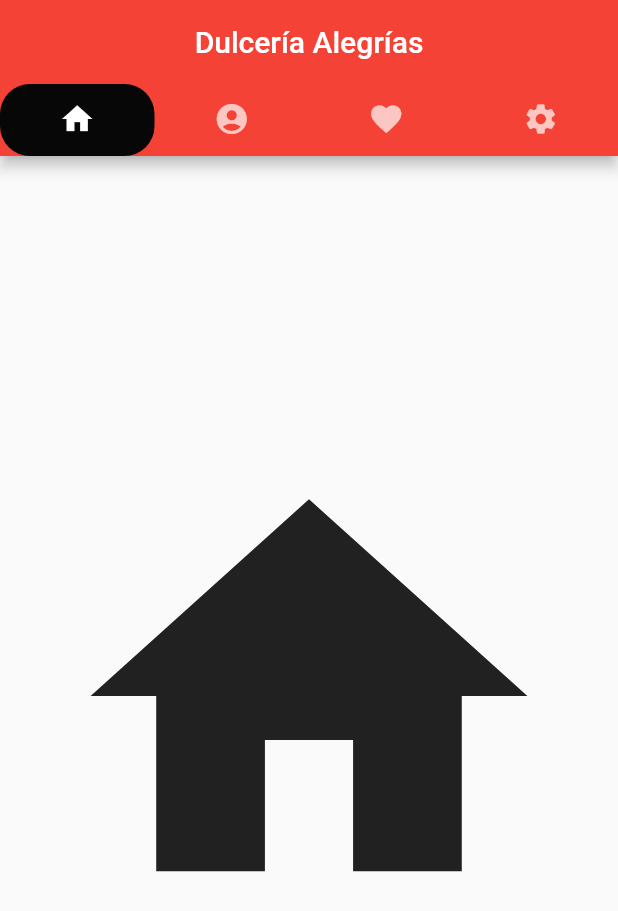
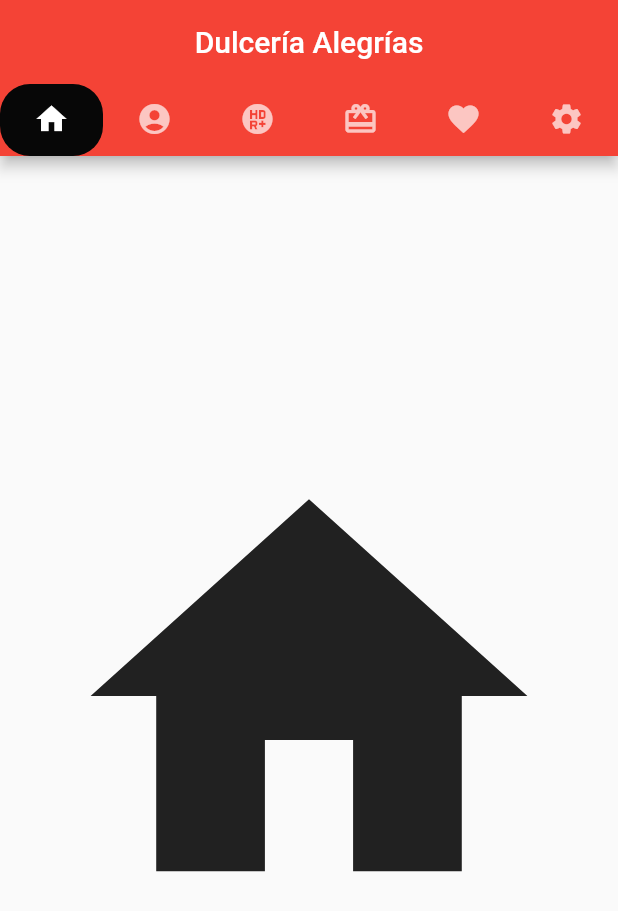
Before and after one commit to PaolaIbarraOrdaz/tabBar_act5, a Flutter app: the screen it shows after launch, on a phone screen of 412 x 824 dp. Shown: the top 911 px of the screen. Run offline on Flutter 3.47's test engine with Material 2 defaults, Android fonts, the phone set to English and light mode, and no system bars.

Commit message:
v3 tabBar

```diff
--- a/lib/main.dart
+++ b/lib/main.dart
@@ -42,6 +42,8 @@ class _MyHomePageState extends State<MyHomePage> {
             tabs: [
               Tab(icon: Icon(Icons.home)),
               Tab(icon: Icon(Icons.account_circle)),
+              Tab(icon: Icon(Icons.hdr_plus)),
+              Tab(icon: Icon(Icons.card_giftcard)),
               Tab(icon: Icon(Icons.favorite)),
               Tab(icon: Icon(Icons.settings)),
             ],
@@ -53,6 +55,8 @@ class _MyHomePageState extends State<MyHomePage> {
           children: [
             Icon(Icons.home, size: 350),
             Icon(Icons.account_circle, size: 350),
+            Icon(Icons.hdr_plus, size: 350),
+            Icon(Icons.card_giftcard, size: 350),
             Icon(Icons.favorite, size: 350),
             Icon(Icons.settings, size: 350),
           ],
```
